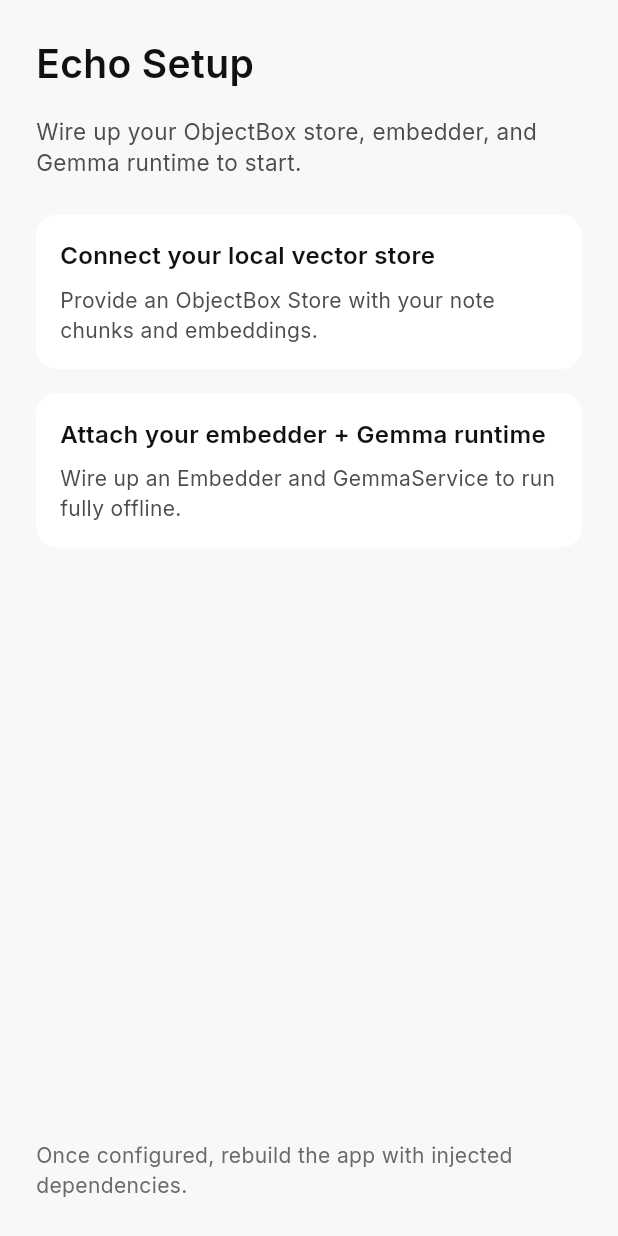
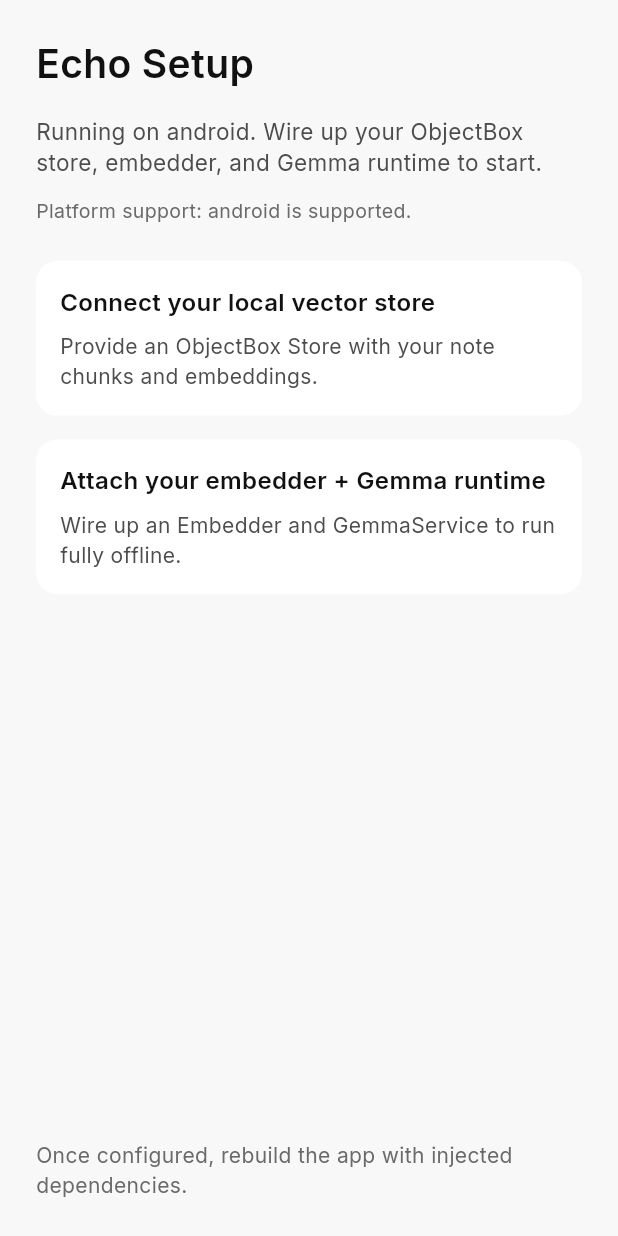
Before and after one commit to developerashkan/EchoLocalRag, a Flutter app: the screen it shows after launch, on a phone screen of 412 x 824 dp. Run offline on Flutter 3.47's test engine with Material 3 defaults, Android fonts, the phone set to English and light mode, and no system bars; our stand-ins replace flutter_animate, flutter_riverpod, google_fonts, objectbox.

Commit message:
Add cross-platform support helpers and bootstrap script

```diff
--- /dev/null
+++ b/lib/app/platform_support.dart
@@ -0,0 +1,35 @@
+import 'package:flutter/foundation.dart';
+
+/// Describes the Flutter runtime platform in a human readable form.
+String currentPlatformLabel() {
+  if (kIsWeb) return 'web';
+
+  switch (defaultTargetPlatform) {
+    case TargetPlatform.android:
+      return 'android';
+    case TargetPlatform.iOS:
+      return 'ios';
+    case TargetPlatform.macOS:
+      return 'macos';
+    case TargetPlatform.windows:
+      return 'windows';
+    case TargetPlatform.linux:
+      return 'linux';
+    case TargetPlatform.fuchsia:
+      return 'fuchsia';
+  }
+}
+
+/// Platforms we explicitly support in this package.
+const Set<String> supportedPlatforms = {
+  'android',
+  'ios',
+  'web',
+  'windows',
+  'linux',
+  'macos',
+};
+
+bool isCurrentPlatformSupported() {
+  return supportedPlatforms.contains(currentPlatformLabel());
+}
--- a/lib/main.dart
+++ b/lib/main.dart
@@ -2,13 +2,14 @@
 
 import 'app/app_dependencies.dart';
 import 'app/echo_app.dart';
+import 'app/platform_support.dart';
 
 void main() {
   runApp(
-    const EchoApp(
+    EchoApp(
       dependencies: AppDependencies(
         statusMessage:
-            'Wire up your ObjectBox store, embedder, and Gemma runtime to start.',
+            'Running on ${currentPlatformLabel()}. Wire up your ObjectBox store, embedder, and Gemma runtime to start.',
       ),
     ),
   );
--- a/lib/screens/setup_screen.dart
+++ b/lib/screens/setup_screen.dart
@@ -1,5 +1,7 @@
 import 'package:flutter/material.dart';
 import 'package:google_fonts/google_fonts.dart';
+
+import '../app/platform_support.dart';
 
 class SetupScreen extends StatelessWidget {
   const SetupScreen({super.key, required this.statusMessage});
@@ -30,6 +32,17 @@
                 style: GoogleFonts.inter(
                   fontSize: 15,
                   color: const Color(0xFF4D4D4D),
+                ),
+              ),
+
+              const SizedBox(height: 12),
+              Text(
+                isCurrentPlatformSupported()
+                    ? 'Platform support: ${currentPlatformLabel()} is supported.'
+                    : 'Platform support: ${currentPlatformLabel()} is not fully supported yet.',
+                style: GoogleFonts.inter(
+                  fontSize: 13,
+                  color: const Color(0xFF6A6A6A),
                 ),
               ),
               const SizedBox(height: 24),
```
Also changed, not shown: 3 other files.
